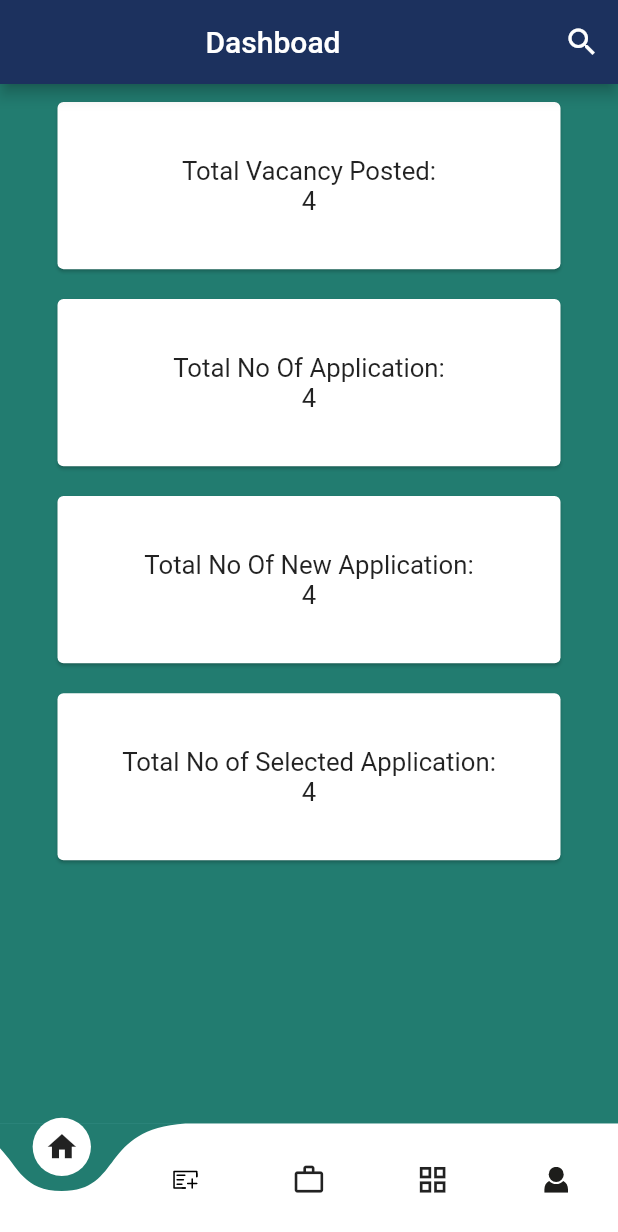
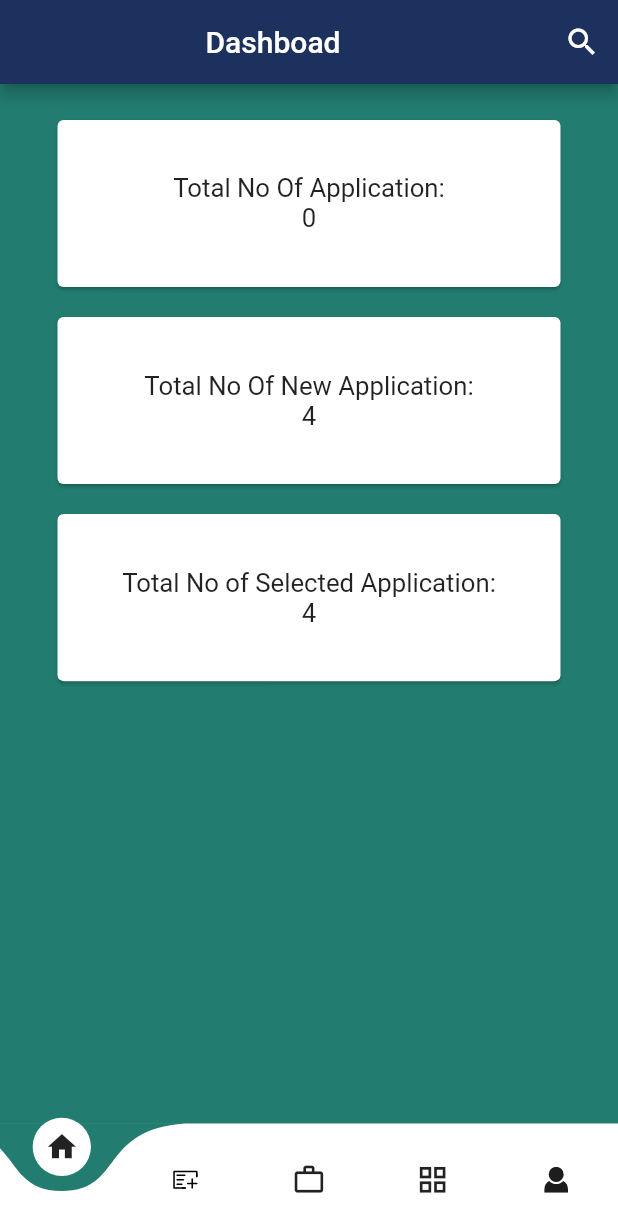
Before and after one commit to arjun2020-py/compny_app, a Flutter app: the screen it shows after launch, on a phone screen of 412 x 824 dp. Shown: the top 1232 px of the screen. Run offline on Flutter 3.47's test engine with Material 2 defaults, Android fonts, the phone set to English and light mode, and no system bars; drawn by our look-alikes of curved_navigation_bar; our stand-ins replace bloc, cloud_firestore, firebase_auth, firebase_core, firebase_storage, flutter_bloc and 7 more; missing offline and left inert: flutter_verification_code; accounts and stored records are empty; generated files the repository leaves out were written again.

Commit message:
make a status count in dashboad

```diff
--- a/lib/Bottom_navigtion.dart/view/bottom_screen.dart
+++ b/lib/Bottom_navigtion.dart/view/bottom_screen.dart
@@ -2,6 +2,7 @@ import 'package:company/DashboadScreen/view/dashboad_scren.dart';
 import 'package:company/ProfileScreen/view/profile_screen.dart';
 import 'package:company/addVacancy/view/add_vacancy.dart';
 import 'package:company/jobApplication/view/job_application.dart';
+import 'package:company/jobApplicationMain/view/job_application_man.dart';
 import 'package:curved_navigation_bar/curved_navigation_bar.dart';
 import 'package:flutter/material.dart';
 import 'package:flutter_screenutil/flutter_screenutil.dart';
@@ -20,10 +21,10 @@ class _BottomScreenState extends State<BottomScreen> {
   int _selectedIndex = 0;
 
   final List<Widget> _options = [
-    const DashboadScreen(),
+     DashboadScreen(),
     AddVacancy(),
     ShowVacncy(),
-    JobApplication(),
+    JobApplicationMain(),
     ProfileScreen(),
   ];
 
--- /dev/null
+++ b/lib/DashboadScreen/bloc/dash_boad_bloc.dart
@@ -0,0 +1,27 @@
+import 'package:bloc/bloc.dart';
+import 'package:cloud_firestore/cloud_firestore.dart';
+import 'package:company/DashboadScreen/repostory/test.dart';
+import 'package:company/DashboadScreen/view/dashboad_scren.dart';
+import 'package:firebase_auth/firebase_auth.dart';
+import 'package:meta/meta.dart';
+
+part 'dash_boad_event.dart';
+part 'dash_boad_state.dart';
+
+class DashBoadBloc extends Bloc<DashBoadEvent, DashBoadState> {
+  DashBoadBloc() : super(DashBoadInitial()) {
+    on<DashBoadEvent>((event, emit) async {
+      print('================================$event');
+      try {
+        if (event is DsahBoadScreenEvent) {
+          final counts = await Test().CountStatus(true);
+          emit(DashBoadSucessState(totalJobs: counts));
+        } else {
+          emit(DashBoadFailedState());
+        }
+      } catch (e) {
+        print('----$e');
+      }
+    });
+  }
+}
--- /dev/null
+++ b/lib/DashboadScreen/bloc/dash_boad_event.dart
@@ -0,0 +1,6 @@
+part of 'dash_boad_bloc.dart';
+
+@immutable
+abstract class DashBoadEvent {}
+
+class DsahBoadScreenEvent extends DashBoadEvent {}
--- /dev/null
+++ b/lib/DashboadScreen/bloc/dash_boad_state.dart
@@ -0,0 +1,13 @@
+part of 'dash_boad_bloc.dart';
+
+@immutable
+abstract class DashBoadState {}
+
+class DashBoadInitial extends DashBoadState {}
+
+class DashBoadSucessState extends DashBoadState {
+  DashBoadSucessState({required this.totalJobs});
+  int totalJobs;
+}
+
+class DashBoadFailedState extends DashBoadState {}
--- a/lib/DashboadScreen/view/dashboad_scren.dart
+++ b/lib/DashboadScreen/view/dashboad_scren.dart
@@ -1,24 +1,35 @@
+import 'package:company/DashboadScreen/bloc/dash_boad_bloc.dart';
 import 'package:flutter/material.dart';
+import 'package:flutter_bloc/flutter_bloc.dart';
 import 'package:flutter_screenutil/flutter_screenutil.dart';
 
 class DashboadScreen extends StatelessWidget {
-  const DashboadScreen({super.key});
+  DashboadScreen({super.key});
 
+  final dashBoadBloc = DashBoadBloc();
   @override
   Widget build(BuildContext context) {
+    return BlocProvider(
+      create: (context) => dashBoadBloc..add(DsahBoadScreenEvent()),
+      child: BlocBuilder<DashBoadBloc, DashBoadState>(
+        builder: (context, state) {
+          if (state is DashBoadSucessState) {
             return Scaffold(
               appBar: AppBar(
                 automaticallyImplyLeading: false,
-        backgroundColor: Color(0xff1C315E),
-        // leading: IconButton(
-        //     onPressed: () {}, icon: const Icon(Icons.arrow_back_ios)),
+                backgroundColor: const Color(0xff1C315E),
                 title: const Center(
                   child: Text(
                     'Dashboad',
                     style: TextStyle(fontSize: 20),
                   ),
                 ),
-        actions: [IconButton(onPressed: () {}, icon: Icon(Icons.search))],
+                actions: [
+                  IconButton(
+                    onPressed: () {},
+                    icon: const Icon(Icons.search),
+                  ),
+                ],
               ),
               backgroundColor: const Color(0xff227C70),
               body: SingleChildScrollView(
@@ -28,25 +39,25 @@ class DashboadScreen extends StatelessWidget {
                     child: Column(
                       mainAxisAlignment: MainAxisAlignment.center,
                       children: [
-                SizedBox(
-                  width: 300.w,
-                  height: 100.h,
-                  child: Card(
-                    child: Column(
-                      mainAxisAlignment: MainAxisAlignment.center,
-                      children: [
-                        Text(
-                          'Total Vacancy Posted:',
-                          style: TextStyle(fontSize: 15.sp),
-                        ),
-                        Text(
-                          '4',
-                          style: TextStyle(fontSize: 15.sp),
-                        ),
-                      ],
-                    ),
-                  ),
-                ),
+                        // SizedBox(
+                        //   width: 300.w,
+                        //   height: 100.h,
+                        //   child: Card(
+                        //     child: Column(
+                        //       mainAxisAlignment: MainAxisAlignment.center,
+                        //       children: [
+                        //         Text(
+                        //           'Total Vacancy Posted:',
+                        //           style: TextStyle(fontSize: 15.sp),
+                        //         ),
+                        //         Text(
+                        //           '4',
+                        //           style: TextStyle(fontSize: 15.sp),
+                        //         ),
+                        //       ],
+                        //     ),
+                        //   ),
+                        // ),
                         SizedBox(
                           height: 10.h,
                         ),
@@ -62,7 +73,7 @@ class DashboadScreen extends StatelessWidget {
                                   style: TextStyle(fontSize: 15.sp),
                                 ),
                                 Text(
-                          '4',
+                                  state.totalJobs.toString(),
                                   style: TextStyle(fontSize: 15.sp),
                                 ),
                               ],
@@ -120,4 +131,11 @@ class DashboadScreen extends StatelessWidget {
               ),
             );
           }
+          return const Center(
+            child: CircularProgressIndicator(),
+          );
+        },
+      ),
+    );
   }
+}
--- a/lib/jobApplication/bloc/job_application_bloc.dart
+++ b/lib/jobApplication/bloc/job_application_bloc.dart
@@ -12,13 +12,13 @@ class JobApplicationBloc
     on<JobApplicationEvent>((event, emit) async {
       if (event is JobApplicationCollection) {
         CollectionReference jobApplicationCollection =
-            FirebaseFirestore.instance.collection('Job_Application');
+            FirebaseFirestore.instance.collection('job_application');
 
         final _auth = FirebaseAuth.instance;
 
         await jobApplicationCollection
             .doc(_auth.currentUser!.uid)
-            .set({'status': event.status});
+            .set({'status': event.status, 'userId': _auth.currentUser!.uid});
 
         emit(JobApplictionSucesses());
       } else {
--- a/lib/jobApplication/bloc/job_application_event.dart
+++ b/lib/jobApplication/bloc/job_application_event.dart
@@ -4,6 +4,10 @@ part of 'job_application_bloc.dart';
 abstract class JobApplicationEvent {}
 
 class JobApplicationCollection extends JobApplicationEvent {
-  JobApplicationCollection({required this.status});
+  JobApplicationCollection({
+    required this.status,
+    //required this.jobId
+  });
   String status;
+  // String jobId;
 }
--- /dev/null
+++ b/lib/jobApplicationMain/job_application_main.dart
@@ -0,0 +1 @@
+export 'view/job_application_man.dart';
```
Also changed, not shown: lib/DashboadScreen/repostory/test.dart (added, +15 -0 lines), lib/jobApplication/view/job_application.dart (+266 -241 lines), lib/jobApplicationMain/view/job_application_man.dart (added, +86 -0 lines). Lines whose indentation alone changed are shown as unchanged.
